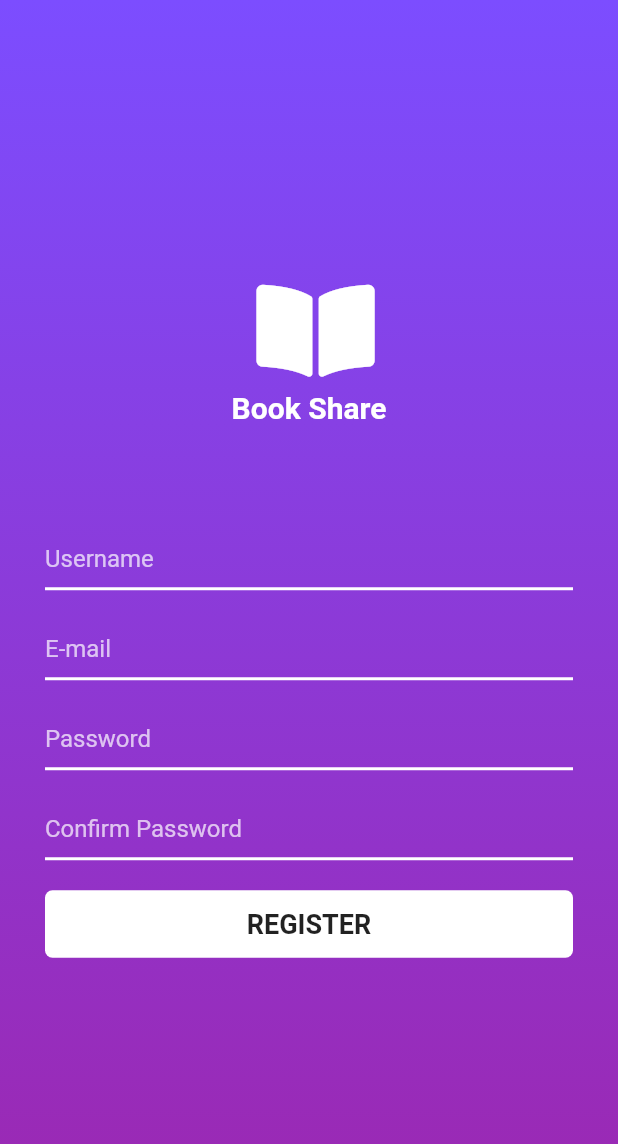
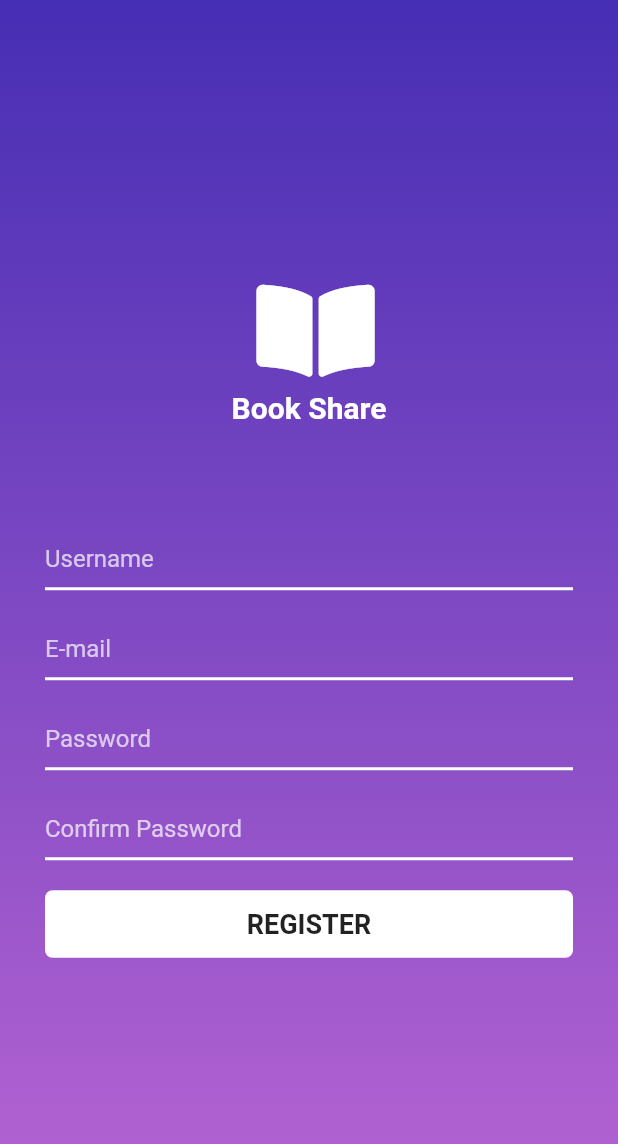
Before and after one commit to MarcioQuimbundo/bookshare, a Flutter app: the screen it shows after launch, on a phone screen of 412 x 824 dp. Shown: the top 1144 px of the screen. Run offline on Flutter 3.47's test engine with Material 2 defaults, Android fonts, the phone set to English and light mode, and no system bars; our stand-ins replace font_awesome_flutter; Roboto replaces fonts that are missing (Georgia).

Commit message:
changes in register

```diff
--- a/lib/ui/register/reigister_page.dart
+++ b/lib/ui/register/reigister_page.dart
@@ -12,9 +12,8 @@ class RegisterPage extends StatefulWidget {
     stops: null,
     colors: [
       // Colors are easy thanks to Flutter's Colors class.
-
-      Colors.deepPurpleAccent,
-      Colors.purple,
+      Color(0xff462EB4),
+      Color(0xffB965D3)
     ],
   );
 
@@ -60,7 +59,8 @@ class _RegisterPageState extends State<RegisterPage> {
                 ],
               ),
               SizedBox(
-                height: 70,),
+                height: 70,
+              ),
               Form(
                 child: Column(
                   children: <Widget>[
```
